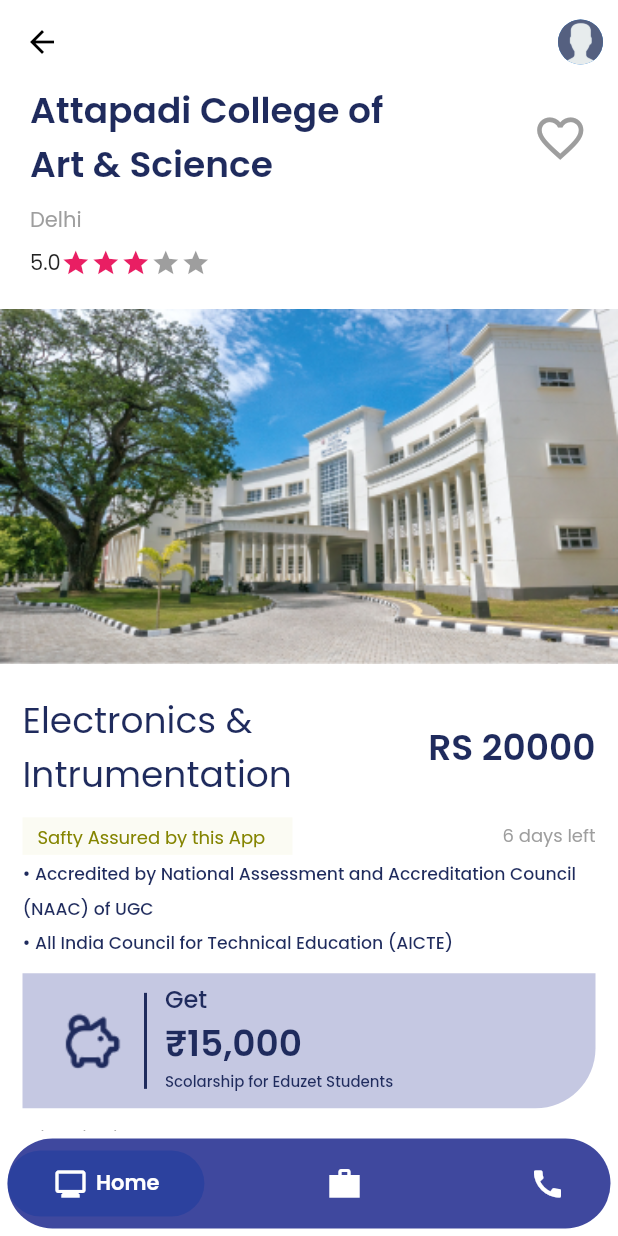
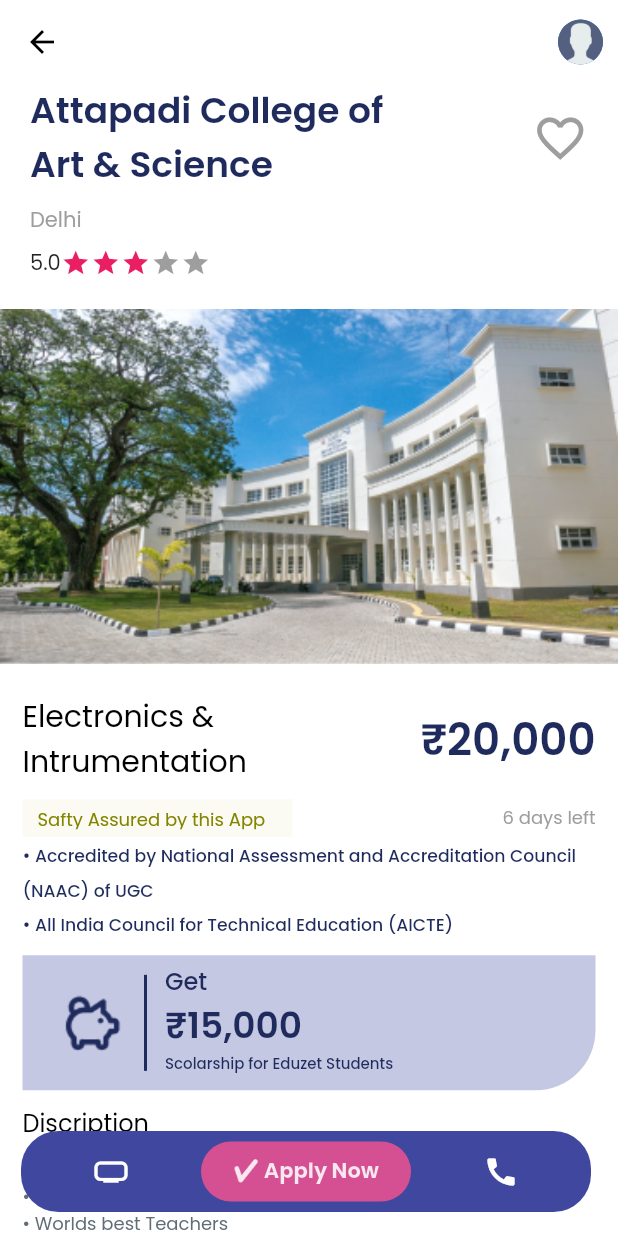
Before and after one commit to richeib/eduzet1, a Flutter app: the CollegeAppling screen opened directly, on a phone screen of 412 x 824 dp. Run offline on Flutter 3.47's test engine with Material 2 defaults, Android fonts, the phone set to English and light mode, and no system bars; drawn by our look-alikes of flutter_rating_bar, google_nav_bar, shimmer; our stand-ins replace animated_text_kit, google_fonts, introduction_screen, lottie, pinput.

Commit message:
your message

```diff
--- a/lib/view/Kcollegeappling.dart
+++ b/lib/view/Kcollegeappling.dart
@@ -6,8 +6,10 @@ import 'package:flutter/material.dart';
 import 'package:google_fonts/google_fonts.dart';
 import 'package:google_nav_bar/google_nav_bar.dart';
 import 'package:flutter_rating_bar/flutter_rating_bar.dart';
+import 'package:shimmer/shimmer.dart';
 
 import '../widgets/colour.dart';
+import 'ohome.dart';
 
 class CollegeAppling extends StatefulWidget {
   const CollegeAppling({super.key});
@@ -21,41 +23,41 @@ class _CollegeApplingState extends State<CollegeAppling> {
   Widget build(BuildContext context) {
     return Scaffold(
       backgroundColor: Colors.white,
-      bottomNavigationBar: Container(
-        margin: EdgeInsets.all(5),
-        height: 60,
-        width: double.infinity,
-        decoration: BoxDecoration(
-            borderRadius: BorderRadius.circular(50),
-            color: ColorResources.btcolour),
-        child: GNav(
-            color: Colors.transparent,
-            activeColor: Colors.white,
-            tabBackgroundColor: Color.fromARGB(80, 4, 50, 158),
-            curve: Curves.easeOutExpo,
-            padding: EdgeInsets.symmetric(horizontal: 30, vertical: 10),
-            gap: 5,
-            tabs: [
-              GButton(
-                icon: Icons.monitor,
-                iconColor: Colors.white,
-                text: 'Home',
-              ),
-              GButton(
-                  icon: Icons.work_sharp,
-                  iconColor: Colors.white,
-                  text: 'Apply Now',
-                  onPressed: () {
-                    Navigator.push(context,
-                        MaterialPageRoute(builder: (context) => CollegePage()));
-                  }),
-              GButton(
-                icon: Icons.call,
-                iconColor: Colors.white,
-                text: 'Call Us',
-              )
-            ]),
-      ),
+      // bottomNavigationBar: Container(
+      //   margin: EdgeInsets.all(5),
+      //   height: 60,
+      //   width: double.infinity,
+      //   decoration: BoxDecoration(
+      //       borderRadius: BorderRadius.circular(50),
+      //       color: ColorResources.btcolour),
+      //   child: GNav(
+      //       color: Colors.transparent,
+      //       activeColor: Colors.white,
+      //       tabBackgroundColor: Color.fromARGB(80, 4, 50, 158),
+      //       curve: Curves.easeOutExpo,
+      //       padding: EdgeInsets.symmetric(horizontal: 30, vertical: 10),
+      //       gap: 5,
+      //       tabs: [
+      //         GButton(
+      //           icon: Icons.monitor,
+      //           iconColor: Colors.white,
+      //           text: 'Home',
+      //         ),
+      //         GButton(
+      //             icon: Icons.work_sharp,
+      //             iconColor: Colors.white,
+      //             text: 'Apply Now',
+      //             onPressed: () {
+      //               Navigator.push(context,
+      //                   MaterialPageRoute(builder: (context) => CollegePage()));
+      //             }),
+      //         GButton(
+      //           icon: Icons.call,
+      //           iconColor: Colors.white,
+      //           text: 'Call Us',
+      //         )
+      //       ]),
+      // ),
       appBar: AppBar(
         leading: const BackButton(
           color: Colors.black,
@@ -174,14 +176,15 @@ class _CollegeApplingState extends State<CollegeAppling> {
                       Text(
                         'Electronics &\nIntrumentation',
                         style: GoogleFonts.poppins(
-                          fontSize: Dimensions.fontSizeOverLarge,
-                          color: ColorResources.txcolour,
+                          fontSize: 20,
+                          fontWeight: FontWeight.w400,
+                          color: Colors.black,
                         ),
                       ),
                       Text(
-                        "RS 20000",
+                        "₹20,000",
                         style: GoogleFonts.poppins(
-                            fontSize: Dimensions.fontSizeOverLarge,
+                            fontSize: 29,
                             color: ColorResources.txcolour,
                             fontWeight: FontWeight.w600),
                       ),
@@ -491,6 +494,83 @@ class _CollegeApplingState extends State<CollegeAppling> {
           ],
         ),
       ),
+      floatingActionButton: Row(
+        children: [
+          const SizedBox(
+            width: 30,
+          ),
+          InkWell(
+            onTap: () {
+              Navigator.push(context,
+                  MaterialPageRoute(builder: (context) => DefaultHome()));
+            },
+            child: Container(
+              decoration: BoxDecoration(
+                  color: ColorResources.btcolour,
+                  borderRadius: BorderRadius.only(
+                      topLeft: Radius.circular(25),
+                      bottomLeft: Radius.circular(25))),
+              height: 54,
+              width: 120,
+              child: Center(
+                  child: Icon(
+                Icons.home_max,
+                color: Colors.white,
+              )),
+            ),
+          ),
+          InkWell(
+            onTap: () {
+              Navigator.push(context,
+                  MaterialPageRoute(builder: (context) => CollegePage()));
+            },
+            child: Container(
+                height: 54,
+                width: 140,
+                color: ColorResources.btcolour,
+                child: Center(
+                  child: Container(
+                    height: 40,
+                    width: 140,
+                    decoration: BoxDecoration(
+                        color: Color(0xFFd45092),
+                        borderRadius: BorderRadius.all(Radius.circular(20))),
+                    child: Center(
+                      child: Shimmer.fromColors(
+                        baseColor: Colors.white,
+                        highlightColor: Colors.pink,
+                        child: Text(
+                          '✔️ Apply Now',
+                          textAlign: TextAlign.center,
+                          style: TextStyle(
+                            fontSize: Dimensions.fontSizeDefault,
+                            fontWeight: FontWeight.bold,
+                          ),
+                        ),
+                      ),
+                    ),
+                  ),
+                )),
+          ),
+          InkWell(
+            onTap: () {},
+            child: Container(
+              decoration: BoxDecoration(
+                  color: ColorResources.btcolour,
+                  borderRadius: BorderRadius.only(
+                      topRight: Radius.circular(25),
+                      bottomRight: Radius.circular(25))),
+              height: 54,
+              width: 120,
+              child: Center(
+                  child: Icon(
+                Icons.call,
+                color: Colors.white,
+              )),
+            ),
+          ),
+        ],
+      ),
     );
   }
 }
--- a/lib/view/first_profile.dart
+++ b/lib/view/first_profile.dart
@@ -14,7 +14,7 @@ class Profile extends StatelessWidget {
     return Scaffold(
       body: SingleChildScrollView(
         child: Padding(
-          padding: EdgeInsets.only(left: 40, right: 40, top: 12),
+          padding: EdgeInsets.only(left: 40, right: 40, top: 25),
           child: Column(
             children: [
               Text(
--- a/pubspec.yaml
+++ b/pubspec.yaml
@@ -46,6 +46,7 @@ dependencies:
   introduction_screen: ^3.1.8
   animated_text_kit: ^4.2.2
 
+  shimmer: ^3.0.0
   neopop: ^1.0.2
 
 
```
Also changed, not shown: pubspec.lock.
